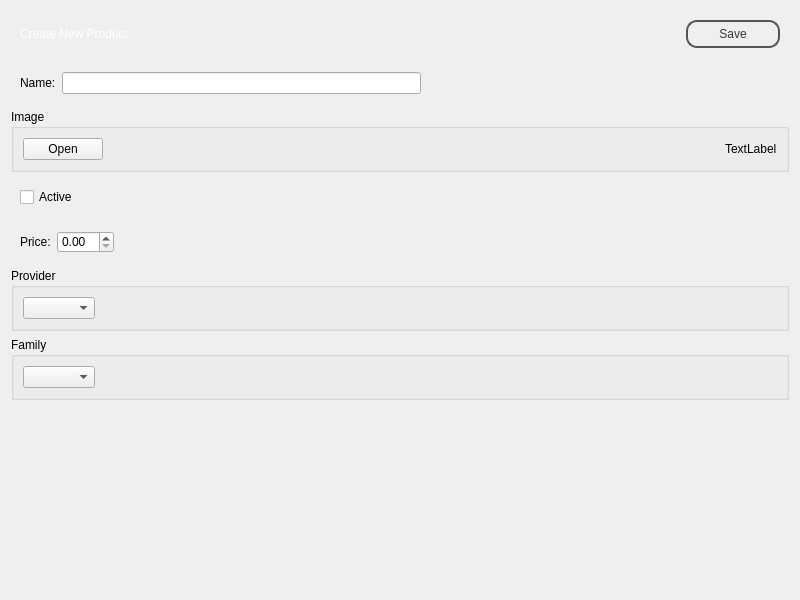
Qt form penyamanager/admin/adminproductitem.ui (eguzki/penyamanager) before a commit.
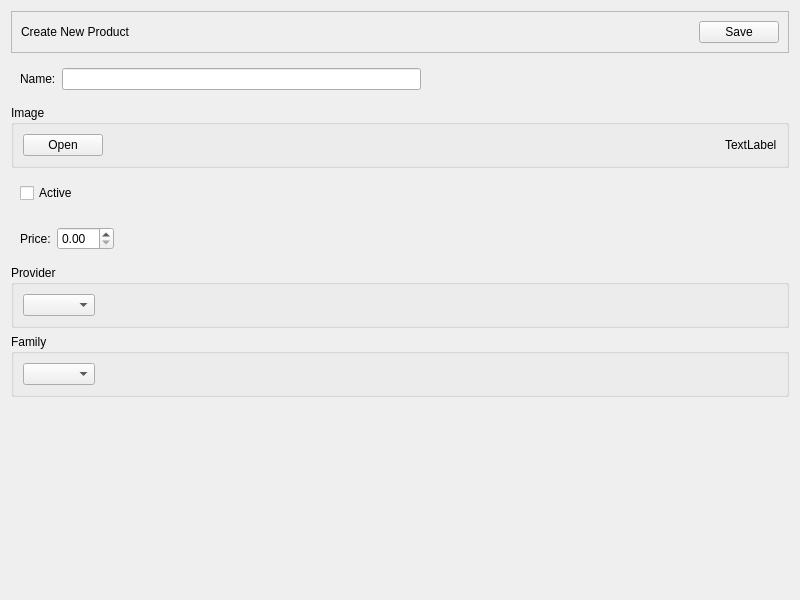
The same form after that commit.

Patch:
```diff
--- a/penyamanager/admin/adminproductitem.ui
+++ b/penyamanager/admin/adminproductitem.ui
@@ -14,7 +14,7 @@
    <string>Form</string>
   </property>
   <property name="styleSheet">
-   <string notr="true">#topFrame {
+   <string notr="true">/*#topFrame {
 border: none;
 background: qlineargradient(x1: 0, y1: 0, x2: 0, y2: 1,
 stop: 0 #a6a6a6, stop: 0.08 #7f7f7f,
@@ -53,7 +53,7 @@
 fx: 0.4, fy: -0.1,
 radius: 1.35, stop: 0 #fff, stop: 1 #ddd);
 }
-</string>
+*/</string>
   </property>
   <layout class="QVBoxLayout" name="verticalLayout">
    <item>
```
